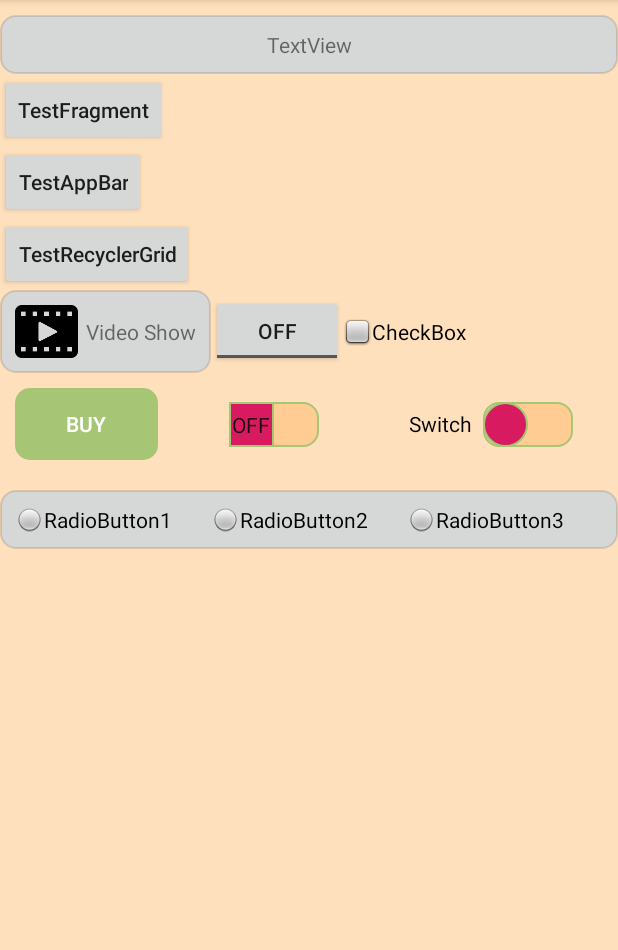
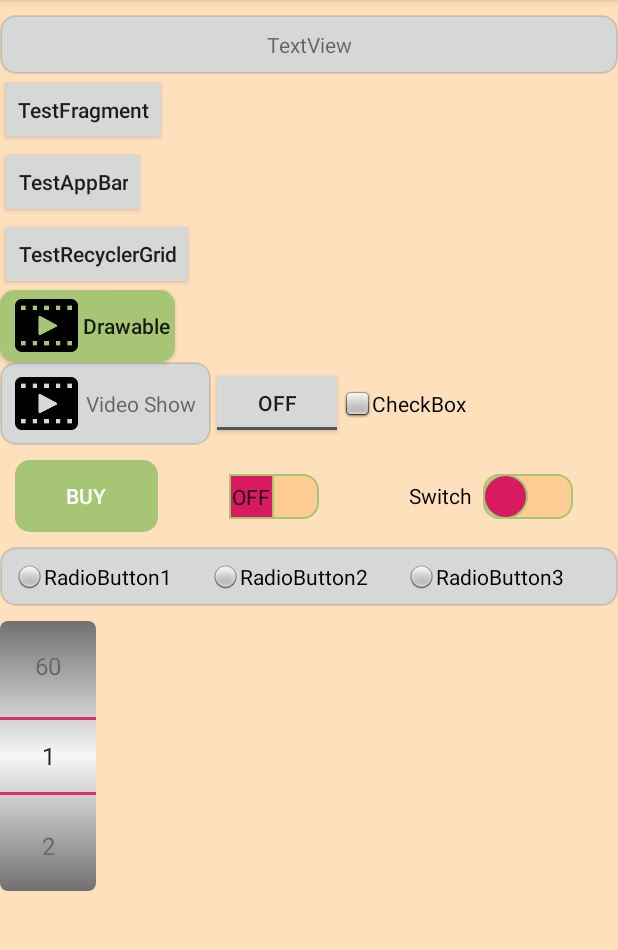
Before and after one commit to HomerChenX1/RunningTrial, an Android app: the screen it shows after launch (MainActivity), on a phone screen of 412 x 824 dp, the part 84-1034 px from its top. Run offline under Robolectric (Android 15) with nearby library versions, the phone set to English and light mode, and no system bars; our stand-ins replace EventBus; 1 statement that could not run was skipped.

Commit message:
NumberPicker

```diff
--- a/app/src/main/java/com/example/runningtrial/MainActivity.java
+++ b/app/src/main/java/com/example/runningtrial/MainActivity.java
@@ -9,6 +9,7 @@ import android.widget.Button;
 import android.widget.CheckBox;
 import android.widget.CompoundButton;
 import android.widget.LinearLayout;
+import android.widget.NumberPicker;
 import android.widget.RadioButton;
 import android.widget.RadioGroup;
 import android.widget.Switch;
@@ -38,6 +39,7 @@ public class MainActivity extends AppCompatActivity {
     private ToggleButton tbtnToggle;
     private CheckBox cbox1;
     private RadioButton rbtn1, rbtn2, rbtn3;
+    private NumberPicker np;
 
     @Override
     protected void onCreate(Bundle savedInstanceState) {
@@ -148,6 +150,16 @@ public class MainActivity extends AppCompatActivity {
         rbtn2.setOnCheckedChangeListener(swListenser);
         rbtn3.setOnCheckedChangeListener(swListenser);
 
+        np = findViewById(R.id.np_picker);
+        np.setMinValue(1);
+        np.setMaxValue(60);
+        np.setOnValueChangedListener(new NumberPicker.OnValueChangeListener() {
+            @Override
+            public void onValueChange(NumberPicker numberPicker, int numPrev, int numNow) {
+                tvMain.setText("NumberPicker numNow:" + numNow);
+            }
+        });
+
     }
 
     private void testImgBtnWithText() {
--- /dev/null
+++ b/app/src/main/res/drawable/number_picker_draw.xml
@@ -0,0 +1,14 @@
+<?xml version="1.0" encoding="utf-8"?>
+<shape xmlns:android="http://schemas.android.com/apk/res/android" android:shape="rectangle">
+    <gradient
+        android:startColor="#707070"
+        android:centerColor="#f8f8f8"
+        android:endColor="#707070"
+        android:angle="270"/>
+   <corners
+        android:topLeftRadius="5dp"
+        android:topRightRadius="5dp"
+        android:bottomLeftRadius="5dp"
+        android:bottomRightRadius="5dp"
+        />
+</shape>
--- a/app/src/main/res/layout/activity_main.xml
+++ b/app/src/main/res/layout/activity_main.xml
@@ -37,6 +37,16 @@
         android:layout_height="wrap_content"
         android:textAllCaps="false"
         android:text="TestRecyclerGrid" />
+
+    <Button
+        android:id="@+id/btnDrawable"
+        android:layout_width="wrap_content"
+        android:layout_height="wrap_content"
+        android:drawableLeft="@mipmap/ico_video"
+        android:background="@drawable/ripple_effect"
+        android:paddingLeft="10dp"
+        android:textAllCaps="false"
+        android:text=" Drawable " />
 
     <LinearLayout
         android:layout_width="match_parent"
@@ -146,7 +156,7 @@
         android:layout_width="match_parent"
         android:layout_height="wrap_content"
         android:background="@drawable/tv_round"
-        android:layout_marginTop="@dimen/marginTop_M"
+        android:layout_marginBottom="@dimen/marginTop_M"
         android:orientation="horizontal">
 
         <RadioButton
@@ -174,4 +184,11 @@
             android:text="RadioButton3" />
     </RadioGroup>
 
+    <NumberPicker
+        android:id="@+id/np_picker"
+        android:layout_width="wrap_content"
+        android:layout_height="wrap_content"
+        android:background="@drawable/number_picker_draw"
+        android:theme="@style/NumberPickerText"/>
+
 </LinearLayout>
--- a/app/src/main/res/values/styles.xml
+++ b/app/src/main/res/values/styles.xml
@@ -14,4 +14,9 @@
     <style name="AppTheme.Base" parent="Theme.AppCompat.Light.NoActionBar">
     </style>
 
+    <style name="NumberPickerText">
+        <item name="android:textSize">16sp</item>
+        <item name="colorControlNormal">@color/colorAccent</item>
+    </style>
+
 </resources>
```
